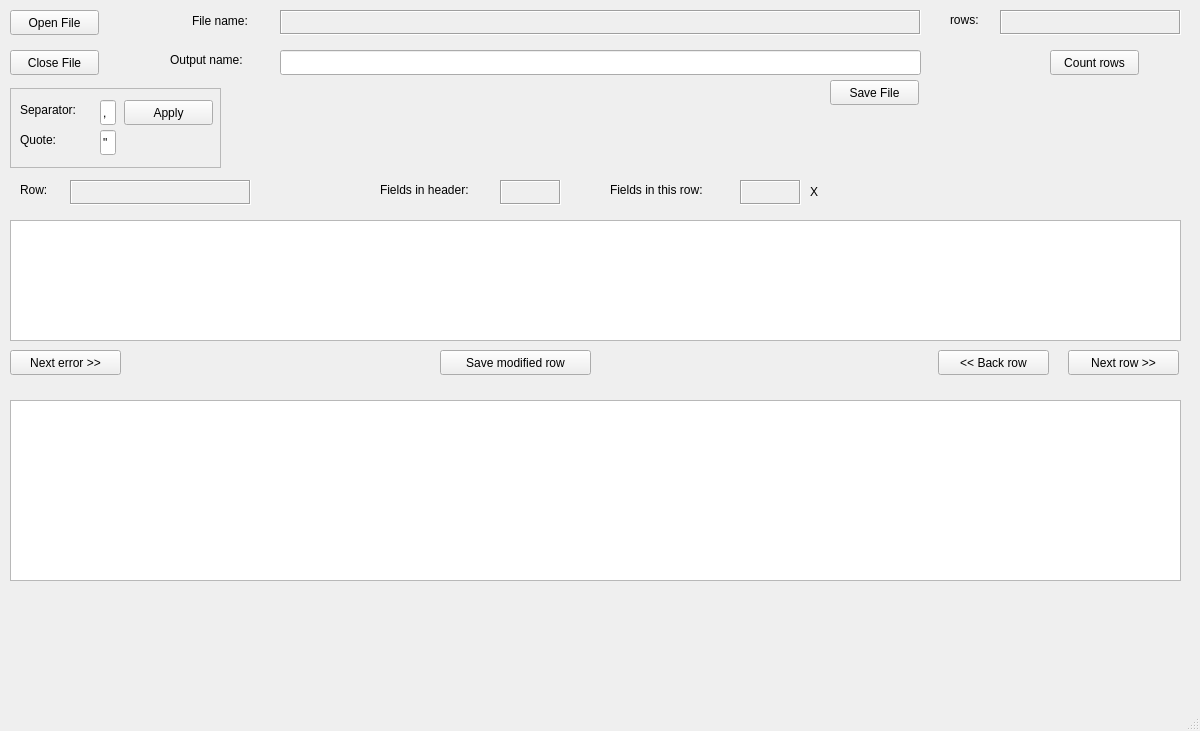
Before: the Qt Designer form src/mainwindow.ui in braquino/fix-csv, drawn with Qt 5.
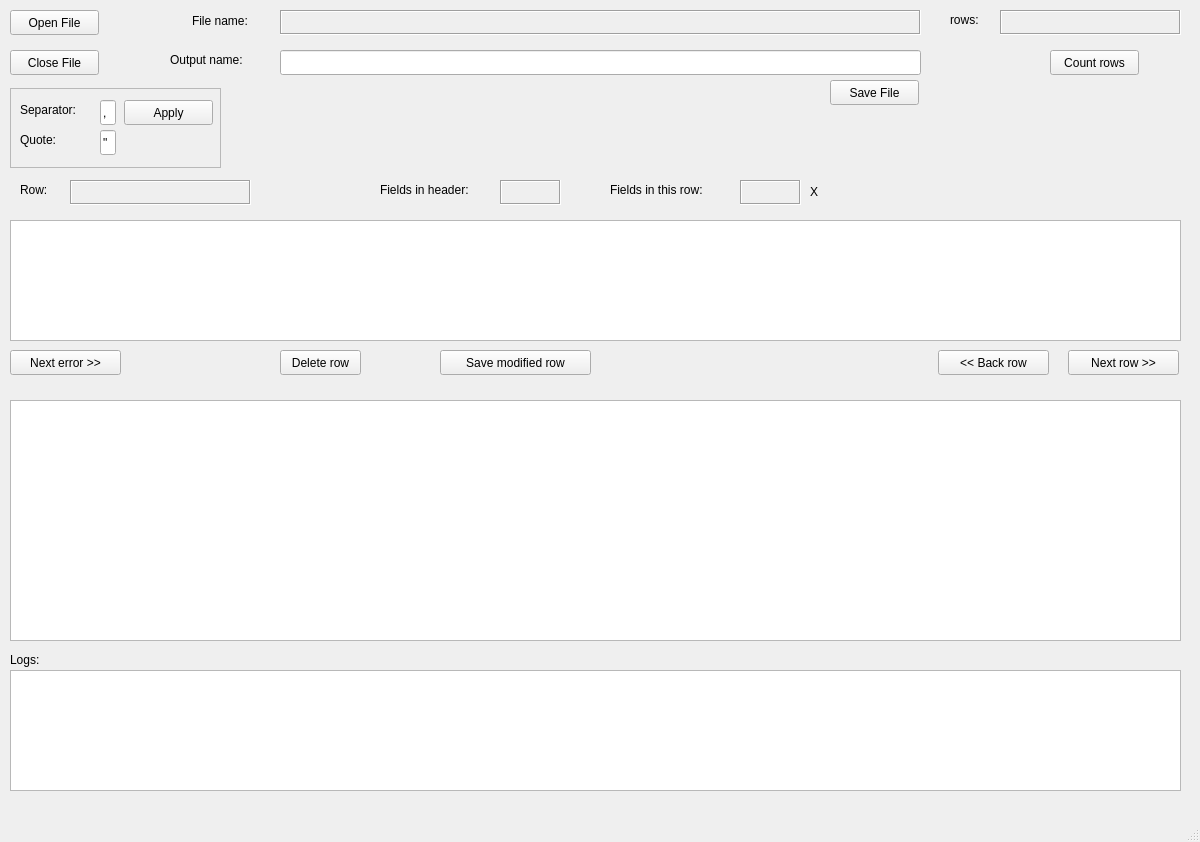
After: the same form once the commit is applied.

The edit to the form file:
```diff
--- a/src/mainwindow.ui
+++ b/src/mainwindow.ui
@@ -7,7 +7,7 @@
     <x>0</x>
     <y>0</y>
     <width>1200</width>
-    <height>731</height>
+    <height>842</height>
    </rect>
   </property>
   <property name="windowTitle">
@@ -281,7 +281,7 @@
       <x>10</x>
       <y>400</y>
       <width>1171</width>
-      <height>181</height>
+      <height>241</height>
      </rect>
     </property>
    </widget>
@@ -424,6 +424,48 @@
      <string>Save modified row</string>
     </property>
    </widget>
+   <widget class="QTextEdit" name="txt_logs">
+    <property name="enabled">
+     <bool>true</bool>
+    </property>
+    <property name="geometry">
+     <rect>
+      <x>10</x>
+      <y>670</y>
+      <width>1171</width>
+      <height>121</height>
+     </rect>
+    </property>
+    <property name="readOnly">
+     <bool>true</bool>
+    </property>
+   </widget>
+   <widget class="QLabel" name="label_logs">
+    <property name="geometry">
+     <rect>
+      <x>10</x>
+      <y>650</y>
+      <width>41</width>
+      <height>20</height>
+     </rect>
+    </property>
+    <property name="text">
+     <string>Logs:</string>
+    </property>
+   </widget>
+   <widget class="QPushButton" name="btn_delete_row">
+    <property name="geometry">
+     <rect>
+      <x>280</x>
+      <y>350</y>
+      <width>81</width>
+      <height>25</height>
+     </rect>
+    </property>
+    <property name="text">
+     <string>Delete row</string>
+    </property>
+   </widget>
    <zorder>frame</zorder>
    <zorder>btn_open_file</zorder>
    <zorder>txt_out_filename</zorder>
```
Left out of the diff: 3 changed lines with no effect on the pictures.
